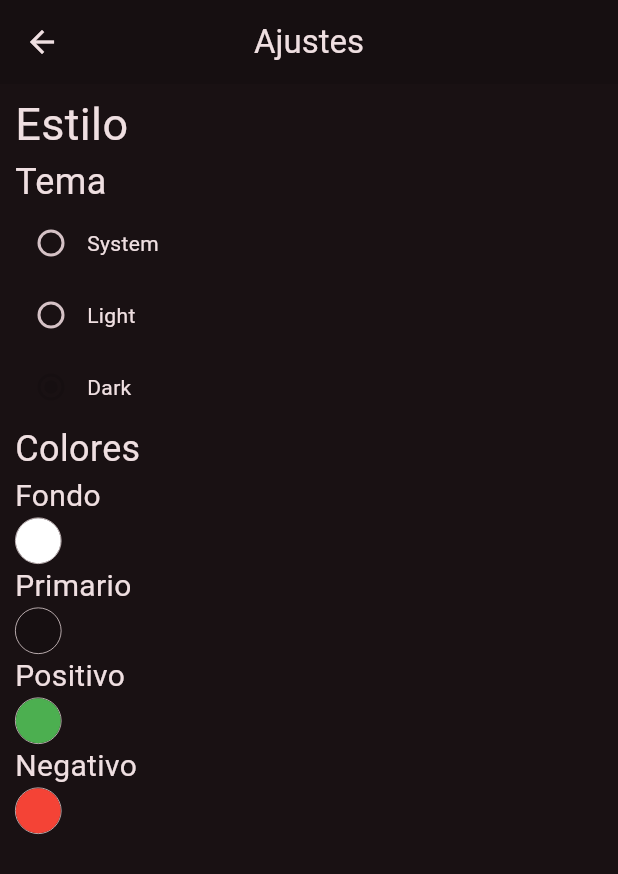
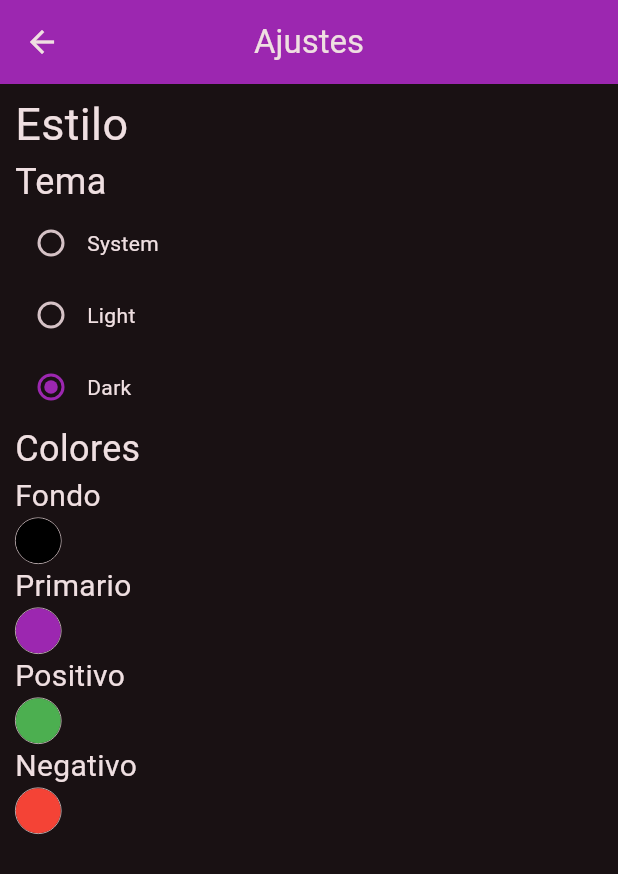
Before and after one commit to Eeshe/fundy, a Flutter app: the screen it shows after launch, after a tap on the "settings" icon, on a phone screen of 412 x 824 dp. Shown: the top 874 px of the screen. Run offline on Flutter 3.47's test engine with Material 3 defaults, Android fonts, the phone set to English and light mode, and no system bars; our stand-ins replace flutter_colorpicker, hive, local_auth, month_picker_dialog, percent_indicator, shared_preferences; missing offline and left inert: coingecko_api; accounts and stored records are empty; generated files the repository leaves out were written again; network calls fail.

Commit message:
feat: Implemented individual default colors for each theme mode

```diff
--- a/lib/core/services/settings_service.dart
+++ b/lib/core/services/settings_service.dart
@@ -29,15 +29,13 @@ class SettingsService {
   }
 
   Color fetchBackgroundColor(ThemeMode themeMode) {
-    return _fetchColor("backgroundColor", themeMode, Colors.white);
+    return _fetchColor("backgroundColor", themeMode,
+        themeMode == ThemeMode.light ? Colors.white : Colors.black);
   }
 
   Color fetchPrimaryColor(ThemeMode themeMode) {
-    return _fetchColor("primaryColor", themeMode, Colors.black12);
-  }
-
-  Color fetchAccentColor(ThemeMode themeMode) {
-    return _fetchColor("accentColor", themeMode, Colors.lightBlue);
+    return _fetchColor("primaryColor", themeMode,
+        themeMode == ThemeMode.light ? Colors.lightBlue : Colors.purple);
   }
 
   Color fetchPositiveColor(ThemeMode themeMode) {
--- a/lib/main.dart
+++ b/lib/main.dart
@@ -57,7 +57,6 @@ class MyApp extends StatelessWidget {
               brightness: Brightness.light,
               background: settingsService.fetchBackgroundColor(ThemeMode.light),
               primary: settingsService.fetchPrimaryColor(ThemeMode.light),
-              secondary: settingsService.fetchAccentColor(ThemeMode.light),
               error: settingsService.fetchNegativeColor(ThemeMode.light),
               tertiary: settingsService.fetchPositiveColor(ThemeMode.light));
           ColorScheme darkColorScheme = ColorScheme.fromSeed(
@@ -65,7 +64,6 @@ class MyApp extends StatelessWidget {
               brightness: Brightness.dark,
               background: settingsService.fetchBackgroundColor(ThemeMode.dark),
               primary: settingsService.fetchPrimaryColor(ThemeMode.dark),
-              secondary: settingsService.fetchAccentColor(ThemeMode.dark),
               error: settingsService.fetchNegativeColor(ThemeMode.dark),
               tertiary: settingsService.fetchPositiveColor(ThemeMode.dark));
           return MaterialApp(
```
